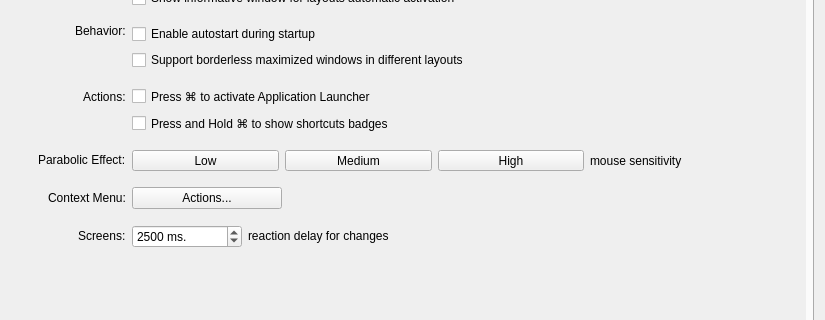
Qt form app/settings/settingsdialog/settingsdialog.ui (KDE/latte-dock) before a commit; both pictures show x 275 to 1100 and y 93 to 413 of the 1100 by 750 pixel window.
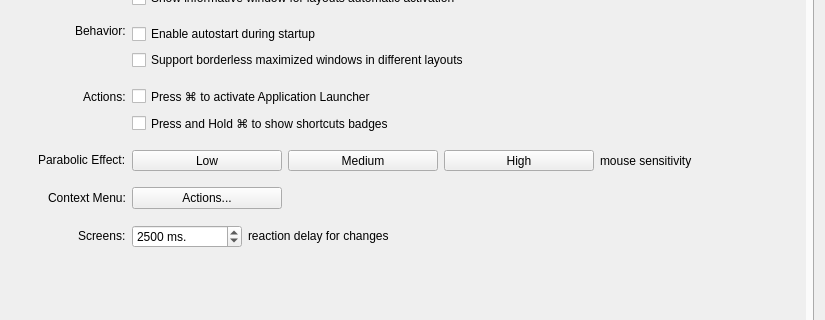
The same form after that commit. The open tabs and pages were chosen to show the change. Icons and pictures are not drawn. Custom widgets are drawn as their Qt base class.

Commit message: preferencesdialog:fix spacer to expanding

What changed in the file:
```diff
--- a/app/settings/settingsdialog/settingsdialog.ui
+++ b/app/settings/settingsdialog/settingsdialog.ui
@@ -887,6 +887,12 @@
                    <verstretch>0</verstretch>
                   </sizepolicy>
                  </property>
+                 <property name="minimumSize">
+                  <size>
+                   <width>150</width>
+                   <height>0</height>
+                  </size>
+                 </property>
                  <property name="maximumSize">
                   <size>
                    <width>150</width>
@@ -912,6 +918,12 @@
                    <verstretch>0</verstretch>
                   </sizepolicy>
                  </property>
+                 <property name="minimumSize">
+                  <size>
+                   <width>150</width>
+                   <height>0</height>
+                  </size>
+                 </property>
                  <property name="maximumSize">
                   <size>
                    <width>150</width>
@@ -937,6 +949,12 @@
                    <verstretch>0</verstretch>
                   </sizepolicy>
                  </property>
+                 <property name="minimumSize">
+                  <size>
+                   <width>150</width>
+                   <height>0</height>
+                  </size>
+                 </property>
                  <property name="maximumSize">
                   <size>
                    <width>150</width>
@@ -967,7 +985,7 @@
                   <enum>Qt::Horizontal</enum>
                  </property>
                  <property name="sizeType">
-                  <enum>QSizePolicy::Fixed</enum>
+                  <enum>QSizePolicy::Expanding</enum>
                  </property>
                  <property name="sizeHint" stdset="0">
                   <size>
```
Left out of the diff: 2 changed lines with no effect on the pictures.
